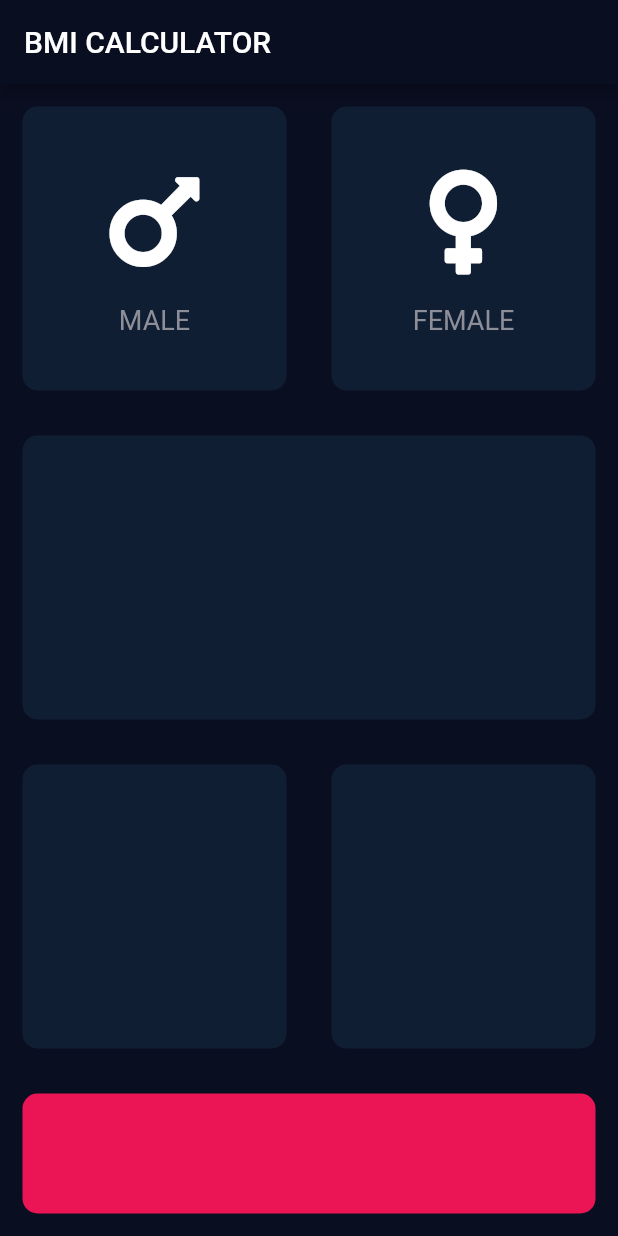
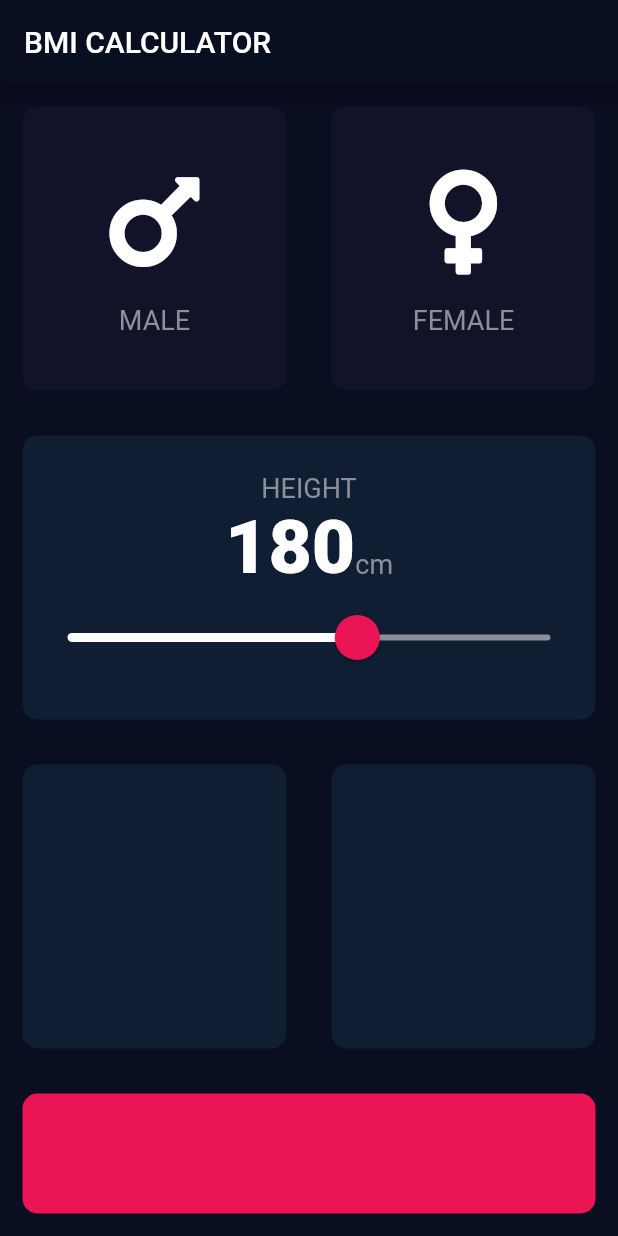
Before and after one commit to bekzodrakhmatof/BMI-CALCULATOR, a Flutter app: the screen it shows after launch, on a phone screen of 412 x 824 dp. Run offline on Flutter 3.47's test engine with Material 2 defaults, Android fonts, the phone set to English and light mode, and no system bars; our stand-ins replace font_awesome_flutter.

Commit message:
Slider widget implemented

```diff
--- /dev/null
+++ b/lib/constants.dart
@@ -0,0 +1,16 @@
+import 'package:flutter/material.dart';
+
+const kLabelTextStyle = TextStyle(
+  fontSize: 18,
+  color: Color(0xFF8D8E98),
+);
+
+const kNumberTextStyle = TextStyle(
+    fontSize: 50,
+    fontWeight: FontWeight.w900
+);
+
+const kBottomContainerHeight = 80.0;
+const kActiveCardColor = Color(0xFF101E33);
+const kInctiveCardColor = Color(0xFF111328);
+const kBottomContainerColor = Color(0xFFEB1555);
--- a/lib/icon_content.dart
+++ b/lib/icon_content.dart
@@ -1,9 +1,5 @@
 import 'package:flutter/cupertino.dart';
-
-const labelTextStyle = TextStyle(
-  fontSize: 18,
-  color: Color(0xFF8D8E98),
-);
+import 'constants.dart';
 
 class IconContent extends StatelessWidget {
 
@@ -26,7 +22,7 @@ class IconContent extends StatelessWidget {
         ),
         Text(
           label,
-          style: labelTextStyle,
+          style: kLabelTextStyle,
         )
       ],
     );
--- a/lib/input_page.dart
+++ b/lib/input_page.dart
@@ -2,10 +2,13 @@ import 'package:flutter/material.dart';
 import 'package:font_awesome_flutter/font_awesome_flutter.dart';
 import 'reusable_card.dart';
 import 'icon_content.dart';
+import 'constants.dart';
 
-const bottomContainerHeight = 80.0;
-const activeCardColor = Color(0xFF101E33);
-const bottomContainerColor = Color(0xFFEB1555);
+enum Gender {
+  male,
+  female,
+  other
+}
 
 class InputPage extends StatefulWidget {
 
@@ -15,6 +18,9 @@ class InputPage extends StatefulWidget {
 
 class _InputPageState extends State<InputPage> {
 
+  Gender selectedGender;
+  int height = 180;
+
   @override
   Widget build(BuildContext context) {
     return Scaffold(
@@ -23,13 +29,19 @@ class _InputPageState extends State<InputPage> {
       ),
       body: SafeArea(
         child: Column(
+          crossAxisAlignment: CrossAxisAlignment.stretch,
           children: <Widget>[
             Expanded(
               child: Row(
                 children: <Widget>[
                   Expanded(
                     child: ReusableCard(
-                      color: activeCardColor,
+                      onPress: () {
+                        setState(() {
+                          selectedGender = Gender.male;
+                        });
+                      },
+                      color: selectedGender == Gender.male ? kActiveCardColor : kInctiveCardColor,
                       cardChild: IconContent(
                         icon: FontAwesomeIcons.mars,
                         label: "MALE",
@@ -38,7 +50,12 @@ class _InputPageState extends State<InputPage> {
                   ),
                   Expanded(
                     child: ReusableCard(
-                      color: activeCardColor,
+                      onPress: () {
+                        setState(() {
+                          selectedGender = Gender.female;
+                        });
+                      },
+                      color: selectedGender == Gender.female ? kActiveCardColor : kInctiveCardColor,
                       cardChild: IconContent(
                         icon: FontAwesomeIcons.venus,
                         label: "FEMALE",
@@ -50,7 +67,55 @@ class _InputPageState extends State<InputPage> {
             ),
             Expanded(
               child: ReusableCard(
-                color: activeCardColor,
+                color: kActiveCardColor,
+                cardChild: Column(
+                  mainAxisAlignment: MainAxisAlignment.center,
+                  children: <Widget>[
+                    Text(
+                      "HEIGHT",
+                      style: kLabelTextStyle,
+                    ),
+                    Row(
+                      mainAxisAlignment: MainAxisAlignment.center,
+                      crossAxisAlignment: CrossAxisAlignment.baseline,
+                      textBaseline: TextBaseline.alphabetic,
+                      children: <Widget>[
+                        Text(
+                          height.toString(),
+                          style: kNumberTextStyle,
+                        ),
+                        Text(
+                          "cm",
+                          style: kLabelTextStyle,
+                        ),
+                      ],
+                    ),
+                    SliderTheme(
+                      data: SliderTheme.of(context).copyWith(
+                        inactiveTrackColor: Color(0xFF8D8E98),
+                        activeTrackColor: Colors.white,
+                        thumbColor: Color(0xFFEB1555),
+                        overlayColor: Color(0x29EB1555),
+                        thumbShape: RoundSliderThumbShape(
+                          enabledThumbRadius: 15,
+                        ),
+                        overlayShape: RoundSliderOverlayShape(
+                          overlayRadius: 30,
+                        ),
+                      ),
+                      child: Slider(
+                        value: height.toDouble(),
+                        min: 120,
+                        max: 220,
+                        onChanged: (double newValue) {
+                          setState(() {
+                            height = newValue.round();
+                          });
+                        },
+                      ),
+                    ),
+                  ],
+                ),
               )
             ),
             Expanded(
@@ -58,12 +123,12 @@ class _InputPageState extends State<InputPage> {
                 children: <Widget>[
                   Expanded(
                     child: ReusableCard(
-                      color: activeCardColor,
+                      color: kActiveCardColor,
                     )
                   ),
                   Expanded(
                     child: ReusableCard(
-                      color: activeCardColor,
+                      color: kActiveCardColor,
                     )
                   ),
                 ],
@@ -72,11 +137,11 @@ class _InputPageState extends State<InputPage> {
             Container(
               margin: EdgeInsets.all(15),
               decoration: BoxDecoration(
-                color: bottomContainerColor,
+                color: kBottomContainerColor,
                 borderRadius: BorderRadius.circular(10),
               ),
               width: double.infinity,
-              height: bottomContainerHeight,
+              height: kBottomContainerHeight,
             )
           ],
         ),
--- a/lib/reusable_card.dart
+++ b/lib/reusable_card.dart
@@ -2,18 +2,22 @@ import 'package:flutter/cupertino.dart';
 
 class ReusableCard extends StatelessWidget {
 
-  ReusableCard({@required this.color, this.cardChild});
+  ReusableCard({@required this.color, this.cardChild, this.onPress});
   final Color color;
   final Widget cardChild;
+  Function onPress;
   @override
   Widget build(BuildContext context) {
-    return Container(
+    return GestureDetector(
+      onTap: onPress,
+      child: Container(
           child: cardChild,
           margin: EdgeInsets.all(15),
           decoration: BoxDecoration(
             color: color,
             borderRadius: BorderRadius.circular(10),
           )
+      ),
     );
   }
 }
```
Lines whose indentation alone changed are shown as unchanged.
